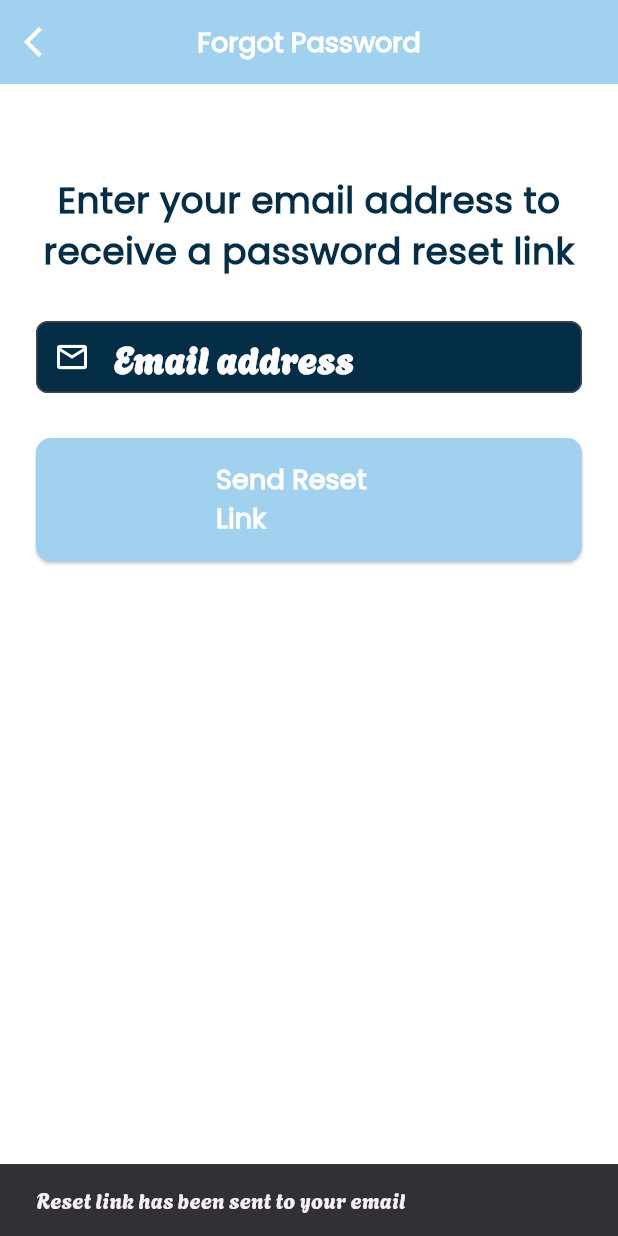
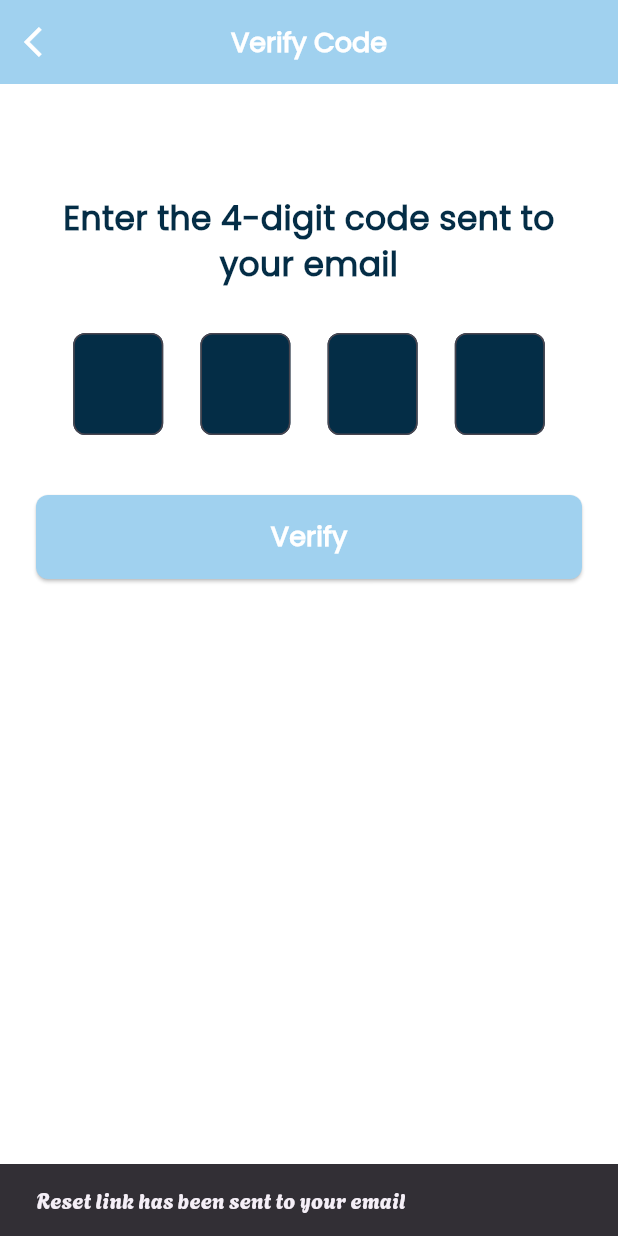
Before and after one commit to fatenhassen/heart_guardian-main, a Flutter app: the ForgotPasswordScreen screen opened directly, after a tap on "Send Reset Link", on a phone screen of 412 x 824 dp. Run offline on Flutter 3.47's test engine with Material 3 defaults, Android fonts, the phone set to English and light mode, and no system bars; our stand-ins replace curved_navigation_bar, easy_localization, firebase_auth, firebase_core, firebase_database, flutter_svg and 3 more; accounts and stored records are empty.

Commit message:
scound commit

```diff
--- a/lib/screen/login_view.dart
+++ b/lib/screen/login_view.dart
@@ -2,7 +2,7 @@ import 'dart:convert';
 import 'dart:ui';
 import 'package:flutter/material.dart';
 
-import 'package:heart_guardian/widgets/forgot_password.dart';
+import 'package:heart_guardian/widgets/forget_password.dart';
 import 'package:http/http.dart' as http;
 import 'package:shared_preferences/shared_preferences.dart';
 import 'home_view.dart';
--- /dev/null
+++ b/lib/widgets/VerifyCodeScreen.dart
@@ -0,0 +1,136 @@
+import 'package:flutter/material.dart';
+import 'package:heart_guardian/widgets/NewPasswordScreen.dart';
+
+class VerifyCodeScreen extends StatefulWidget {
+  const VerifyCodeScreen({super.key});
+
+  @override
+  State<VerifyCodeScreen> createState() => _VerifyCodeScreenState();
+}
+
+class _VerifyCodeScreenState extends State<VerifyCodeScreen> {
+  final List<TextEditingController> _controllers = List.generate(
+    4,
+    (_) => TextEditingController(),
+  );
+
+  void _verifyCode() {
+    String enteredCode = _controllers.map((c) => c.text).join();
+
+    if (enteredCode.length == 4) {
+
+      Navigator.push(
+        context,
+        MaterialPageRoute(builder: (context) => const NewPasswordScreen()),
+      );
+    } else {
+      ScaffoldMessenger.of(context).showSnackBar(
+        const SnackBar(content: Text("Please enter the 4-digit code")),
+      );
+    }
+  }
+
+  @override
+  void dispose() {
+    for (var c in _controllers) {
+      c.dispose();
+    }
+    super.dispose();
+  }
+
+  Widget _buildCodeField(int index) {
+    return SizedBox(
+      width: 60,
+      child: TextField(
+        controller: _controllers[index],
+        maxLength: 1,
+        textAlign: TextAlign.center,
+        keyboardType: TextInputType.number,
+        style: const TextStyle(fontSize: 24, fontWeight: FontWeight.bold),
+        decoration: const InputDecoration(
+          counterText: '',
+          filled: true,
+          fillColor: Color(0xFF042D46),
+          hintStyle: TextStyle(color: Colors.white),
+          border: OutlineInputBorder(
+            borderRadius: BorderRadius.all(Radius.circular(8)),
+          ),
+        ),
+        onChanged: (value) {
+          if (value.isNotEmpty && index < 3) {
+            FocusScope.of(context).nextFocus();
+          }
+        },
+      ),
+    );
+  }
+
+  @override
+  Widget build(BuildContext context) {
+    return Scaffold(
+      backgroundColor: Colors.white,
+      appBar: AppBar(
+        backgroundColor: const Color(0xFFA0D1EF),
+        title: const Text(
+          'Verify Code',
+          style: TextStyle(
+            color: Colors.white,
+            fontWeight: FontWeight.bold,
+            fontSize: 18,
+          ),
+        ),
+        centerTitle: true,
+        leading: IconButton(
+          icon: const Icon(Icons.arrow_back_ios, color: Colors.white),
+          onPressed: () => Navigator.pop(context),
+        ),
+      ),
+      body: Padding(
+        padding: const EdgeInsets.all(24.0),
+        child: Column(
+          children: [
+            const SizedBox(height: 50),
+            const Text(
+              'Enter the 4-digit code sent to your email',
+              textAlign: TextAlign.center,
+              style: TextStyle(
+                fontSize: 22,
+                fontWeight: FontWeight.bold,
+                color: Color(0xFF042D46),
+                fontFamily: 'Poppins',
+              ),
+            ),
+            const SizedBox(height: 30),
+            Row(
+              mainAxisAlignment: MainAxisAlignment.spaceEvenly,
+              children: List.generate(4, _buildCodeField),
+            ),
+            const SizedBox(height: 40),
+            SizedBox(
+              width: double.infinity,
+              child: ElevatedButton(
+                onPressed: _verifyCode,
+                style: ElevatedButton.styleFrom(
+                  backgroundColor: const Color(0xFFA0D1EF),
+                  padding: const EdgeInsets.symmetric(vertical: 15),
+                  shape: RoundedRectangleBorder(
+                    borderRadius: BorderRadius.circular(8),
+                  ),
+                ),
+                child: const Text(
+                  'Verify',
+                  style: TextStyle(
+                    fontSize: 18,
+                    fontWeight: FontWeight.bold,
+                    color: Colors.white,
+                    fontFamily: 'Poppins',
+                  ),
+                ),
+              ),
+            ),
+          ],
+        ),
+      ),
+    );
+  }
+}
--- a/lib/widgets/forgot_password.dart
+++ b/lib/widgets/forget_password.dart
@@ -1,4 +1,5 @@
 import 'package:flutter/material.dart';
+import 'package:heart_guardian/widgets/VerifyCodeScreen.dart';
 
 class ForgotPasswordScreen extends StatelessWidget {
   const ForgotPasswordScreen({super.key});
@@ -51,13 +52,11 @@ class ForgotPasswordScreen extends StatelessWidget {
                   filled: true,
                   fillColor: Color(0xFF042D46),
                   hintStyle: const TextStyle(
-                    fontSize: 24,
+                    fontSize: 22,
                     fontWeight: FontWeight.bold,
                     color: Colors.white,
                   ),
-                  contentPadding: const EdgeInsets.only(
-                    left: 11,
-                  ), // ⇦ تضيف مسافة بعد الأيقونة
+                  contentPadding: const EdgeInsets.only(left: 31),
                   border: OutlineInputBorder(
                     borderRadius: BorderRadius.circular(8),
                   ),
@@ -68,24 +67,32 @@ class ForgotPasswordScreen extends StatelessWidget {
                   color: Colors.white,
                 ),
               ),
-
               const SizedBox(height: 30),
-              ElevatedButton(
+              SizedBox(
+                width: double.infinity,
+                child: ElevatedButton(
                   style: ElevatedButton.styleFrom(
                     backgroundColor: const Color(0xFFA0D1EF),
-                  padding: const EdgeInsets.symmetric(
-                    horizontal: 120,
-                    vertical: 15,
+                    padding: const EdgeInsets.symmetric(vertical: 15),
+                    shape: RoundedRectangleBorder(
+                      borderRadius: BorderRadius.circular(8),
                     ),
                   ),
                  onPressed: () {
-                  // TODO: Implement reset password logic
+  // ممكن تضيفي هنا إرسال حقيقي لو عندك باك اند
+
+  Navigator.push(
+    context,
+    MaterialPageRoute(builder: (context) => const VerifyCodeScreen()),
+  );
+
   ScaffoldMessenger.of(context).showSnackBar(
     const SnackBar(
       content: Text("Reset link has been sent to your email"),
     ),
   );
 },
+
                   child: const Text(
                     'Send Reset Link',
                     style: TextStyle(
@@ -96,6 +103,7 @@ class ForgotPasswordScreen extends StatelessWidget {
                     ),
                   ),
                 ),
+              ),
             ],
           ),
         ),
```
Also changed, not shown: lib/widgets/NewPasswordScreen.dart (added, +134 -0 lines). Lines whose indentation alone changed are shown as unchanged.
